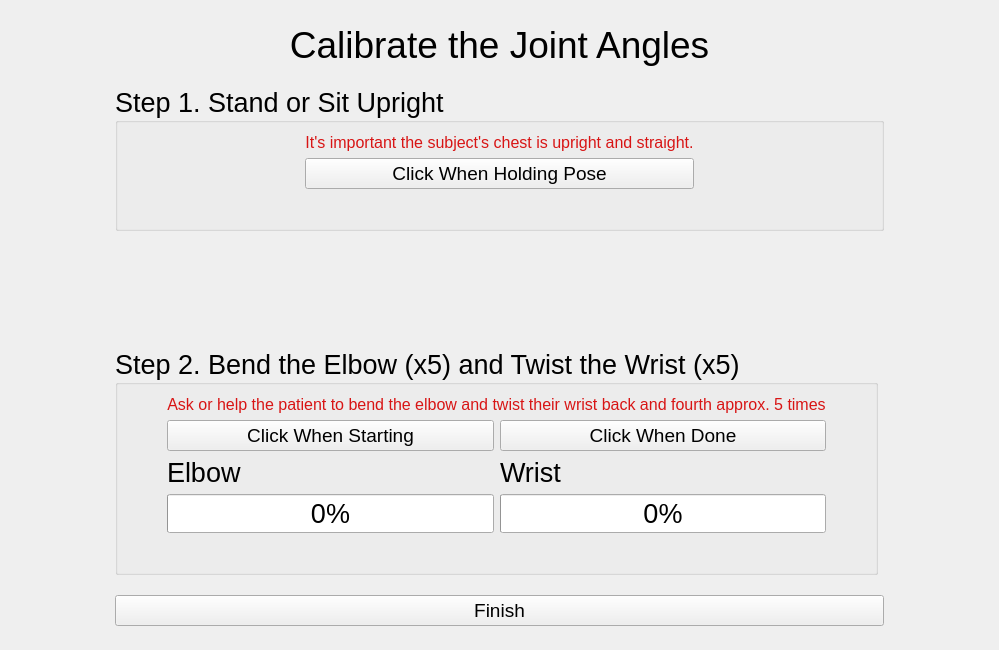
Old version of the form LiveDataView/calibration_widget2.ui in the repository mmcinnes123/Delsys_GUI_For_Physios.
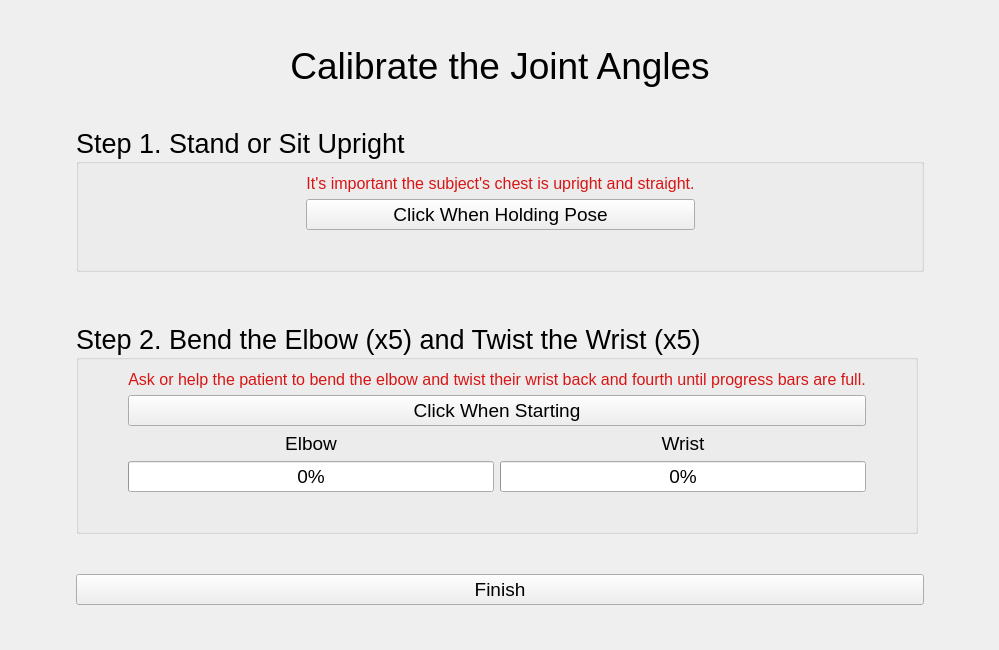
New version of the form.

Commit message: Created working elbow movement counter for calibration step.

```diff
--- a/LiveDataView/calibration_widget2.ui
+++ b/LiveDataView/calibration_widget2.ui
@@ -144,7 +144,7 @@
             <brush brushstyle="SolidPattern">
              <color alpha="255">
               <red>0</red>
-              <green>220</green>
+              <green>199</green>
               <blue>0</blue>
              </color>
             </brush>
@@ -155,7 +155,7 @@
             <brush brushstyle="SolidPattern">
              <color alpha="255">
               <red>0</red>
-              <green>220</green>
+              <green>199</green>
               <blue>0</blue>
              </color>
             </brush>
@@ -251,7 +251,7 @@
      <property name="sizeHint" stdset="0">
       <size>
        <width>670</width>
-       <height>138</height>
+       <height>50</height>
       </size>
      </property>
     </spacer>
@@ -319,18 +319,6 @@
         </property>
        </spacer>
       </item>
-      <item row="1" column="1">
-       <widget class="QPushButton" name="calmove_startButton">
-        <property name="font">
-         <font>
-          <pointsize>14</pointsize>
-         </font>
-        </property>
-        <property name="text">
-         <string>Click When Starting</string>
-        </property>
-       </widget>
-      </item>
       <item row="0" column="0">
        <spacer name="horizontalSpacer_3">
         <property name="orientation">
@@ -346,6 +334,11 @@
       </item>
       <item row="3" column="2">
        <widget class="QProgressBar" name="wrist_progressBar">
+        <property name="font">
+         <font>
+          <pointsize>14</pointsize>
+         </font>
+        </property>
         <property name="value">
          <number>0</number>
         </property>
@@ -360,7 +353,7 @@
             <brush brushstyle="SolidPattern">
              <color alpha="255">
               <red>0</red>
-              <green>220</green>
+              <green>199</green>
               <blue>0</blue>
              </color>
             </brush>
@@ -371,7 +364,7 @@
             <brush brushstyle="SolidPattern">
              <color alpha="255">
               <red>0</red>
-              <green>220</green>
+              <green>199</green>
               <blue>0</blue>
              </color>
             </brush>
@@ -405,6 +398,11 @@
       </item>
       <item row="3" column="1">
        <widget class="QProgressBar" name="elbow_progressBar">
+        <property name="font">
+         <font>
+          <pointsize>14</pointsize>
+         </font>
+        </property>
         <property name="value">
          <number>0</number>
         </property>
@@ -455,36 +453,52 @@
          </font>
         </property>
         <property name="text">
-         <string>Ask or help the patient to bend the elbow and twist their wrist back and fourth approx. 5 times</string>
+         <string>Ask or help the patient to bend the elbow and twist their wrist back and fourth until progress bars are full.</string>
         </property>
         <property name="alignment">
          <set>Qt::AlignCenter</set>
         </property>
        </widget>
       </item>
-      <item row="1" column="2">
-       <widget class="QPushButton" name="calmove_endButton">
-        <property name="font">
-         <font>
-          <pointsize>14</pointsize>
-         </font>
-        </property>
-        <property name="text">
-         <string>Click When Done</string>
-        </property>
-       </widget>
-      </item>
       <item row="2" column="1">
        <widget class="QLabel" name="label_2">
+        <property name="font">
+         <font>
+          <pointsize>14</pointsize>
+         </font>
+        </property>
         <property name="text">
          <string>Elbow</string>
         </property>
+        <property name="alignment">
+         <set>Qt::AlignCenter</set>
+        </property>
        </widget>
       </item>
       <item row="2" column="2">
        <widget class="QLabel" name="label_3">
+        <property name="font">
+         <font>
+          <pointsize>14</pointsize>
+         </font>
+        </property>
         <property name="text">
          <string>Wrist</string>
+        </property>
+        <property name="alignment">
+         <set>Qt::AlignCenter</set>
+        </property>
+       </widget>
+      </item>
+      <item row="1" column="1" colspan="2">
+       <widget class="QPushButton" name="calmove_startButton">
+        <property name="font">
+         <font>
+          <pointsize>14</pointsize>
+         </font>
+        </property>
+        <property name="text">
+         <string>Click When Starting</string>
         </property>
        </widget>
       </item>
```
The commit also changes 2 other files.
